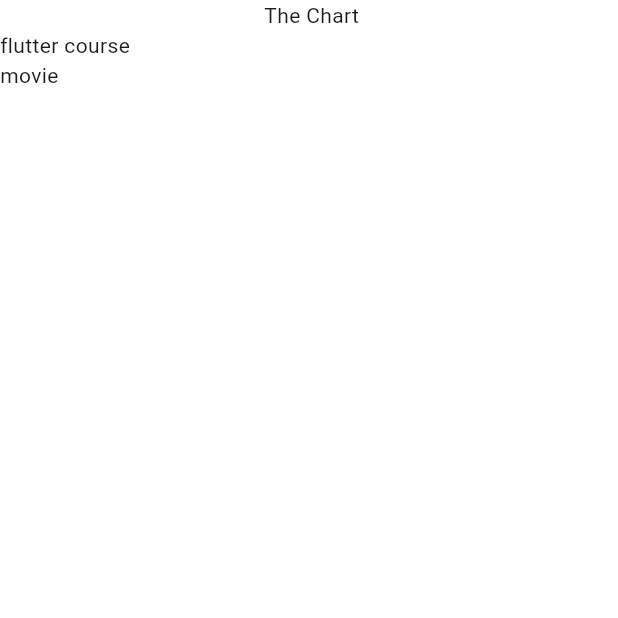
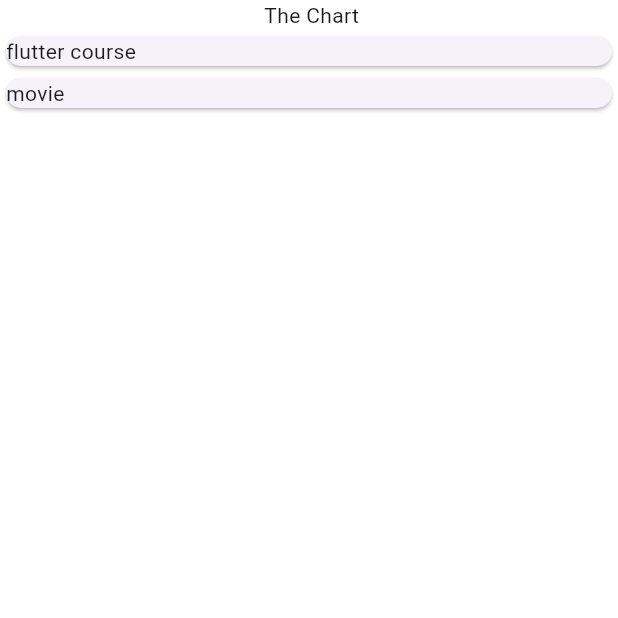
Before and after one commit to balayogigmcs/Expenses-Tracker-App, a Flutter app: the screen it shows after launch, on a phone screen of 412 x 824 dp, the top half of it. Run offline on Flutter 3.47's test engine with Material 3 defaults, Android fonts, the phone set to English and light mode, and no system bars.

Commit message:
expense item file addition

```diff
--- a/lib/main.dart
+++ b/lib/main.dart
@@ -1,4 +1,4 @@
-import 'package:expenses_tracker_app/expenses.dart';
+import 'package:expenses_tracker_app/widgets/expenses.dart';
 import 'package:flutter/material.dart';
 
 void main() {
--- a/lib/expenses.dart
+++ b/lib/widgets/expenses.dart
@@ -1,7 +1,7 @@
 import 'package:flutter/material.dart';
 import 'package:expenses_tracker_app/models/expense.dart';
-import 'package:expenses_tracker_app/expenses_list.dart';
-import 'package:flutter/widgets.dart';
+import 'package:expenses_tracker_app/widgets/expenses_list/expenses_list.dart';
+
 
 class Expenses extends StatefulWidget {
   const Expenses({super.key});
--- /dev/null
+++ b/lib/widgets/expenses_list/expense_item.dart
@@ -0,0 +1,15 @@
+import 'package:flutter/material.dart';
+import 'package:expenses_tracker_app/models/expense.dart';
+
+class ExpenseItem extends StatelessWidget {
+  const ExpenseItem(this.expense, {super.key});
+
+  final Expense expense;
+
+  @override
+  Widget build(BuildContext context) {
+    return Card(
+      child: Text(expense.title),
+    );
+  }
+}
--- a/lib/expenses_list.dart
+++ b/lib/widgets/expenses_list/expenses_list.dart
@@ -1,5 +1,6 @@
 import 'package:flutter/material.dart';
 import 'package:expenses_tracker_app/models/expense.dart';
+import 'package:expenses_tracker_app/widgets/expenses_list/expense_item.dart';
 
 class ExpensesList extends StatelessWidget {
   const ExpensesList({super.key, required this.expenses});
@@ -10,7 +11,7 @@ class ExpensesList extends StatelessWidget {
   Widget build(context) {
     return ListView.builder(
       itemCount: expenses.length,
-      itemBuilder: (cxt, index) => Text(expenses[index].title),
+      itemBuilder: (cxt, index) => ExpenseItem(expenses[index],),
     );
   }
 }
```
